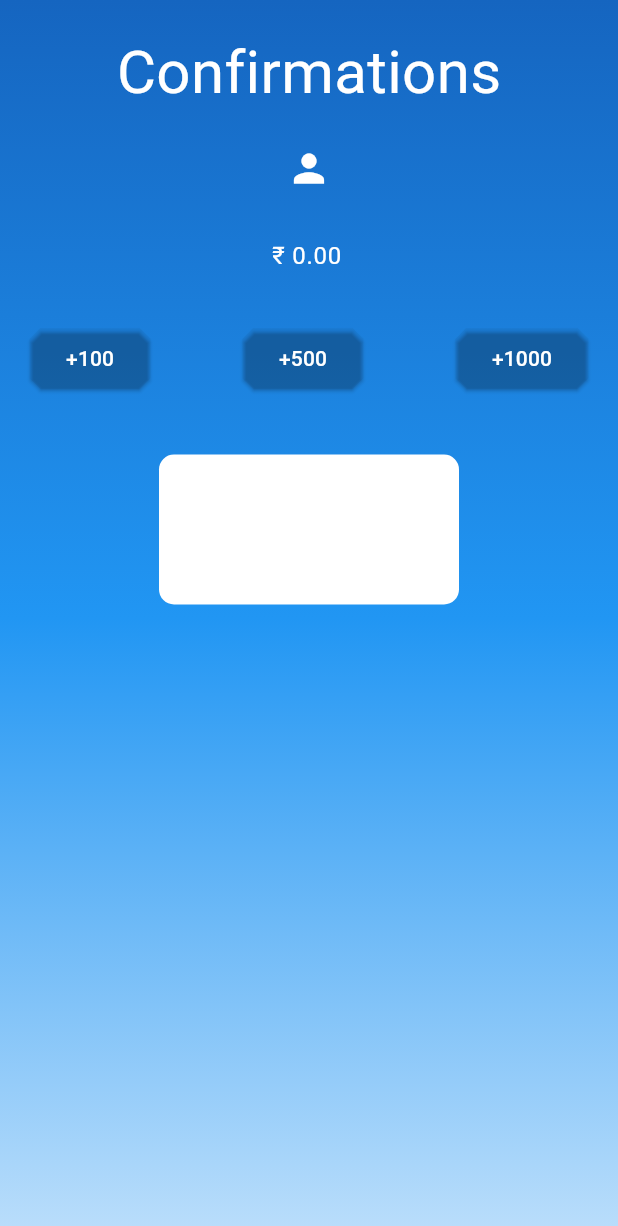
After one commit to msp397/tpaytest, a Flutter app: the Confirmationscreen screen opened directly, on a phone screen of 412 x 824 dp. The commit adds this screen. Shown: the top 1226 px of the screen. Run offline on Flutter 3.47's test engine with Material 3 defaults, Android fonts, the phone set to English and light mode, and no system bars; our stand-ins replace another_flutter_splash_screen, local_auth; missing offline and left inert: qr_code_scanner.

Commit message:
last changes
add

```diff
--- /dev/null
+++ b/lib/screens/others/confirmationscreen.dart
@@ -0,0 +1,120 @@
+import 'package:flutter/material.dart';
+
+class Confirmationscreen extends StatefulWidget {
+  const Confirmationscreen({super.key});
+
+  @override
+  _ConfirmationscreenState createState() => _ConfirmationscreenState();
+}
+
+class _ConfirmationscreenState extends State<Confirmationscreen> {
+  double amount = 0;
+
+  Widget _buildHeader(BuildContext context) {
+    return Padding(
+      padding: EdgeInsets.all(20),
+      child: Column(
+        mainAxisAlignment: MainAxisAlignment.center,
+        children: <Widget>[
+          const Text(
+            "Confirmations",
+            style: TextStyle(color: Colors.white, fontSize: 40),
+          ),
+          SizedBox(height: 20),
+          const Icon(
+            Icons.person,
+            color: Colors.white,
+            size: 30,
+          ),
+          SizedBox(height: 20),
+          Center(
+            child: Padding(
+              padding: const EdgeInsets.symmetric(horizontal: 16.0),
+              child: TextField(
+                textAlign: TextAlign.center,
+                keyboardType: TextInputType.number,
+                style: TextStyle(color: Colors.white),
+                decoration: InputDecoration(
+                  hintText: "\₹ ${amount.toStringAsFixed(2)}",
+                  hintStyle: TextStyle(color: Colors.white),
+                  border: InputBorder.none,
+                ),
+                controller: TextEditingController(
+                    text: "\₹ ${amount.toStringAsFixed(2)}"),
+              ),
+            ),
+          ),
+          SizedBox(height: 20),
+          Row(
+            mainAxisAlignment: MainAxisAlignment.spaceBetween,
+            children: <Widget>[
+              _buildElevatedButton("+100", 100.0),
+              _buildElevatedButton("+500", 500.0),
+              _buildElevatedButton("+1000", 1000.0),
+            ],
+          )
+        ],
+      ),
+    );
+  }
+
+  Widget _buildElevatedButton(String label, double incrementAmount) {
+    return ElevatedButton(
+      style: ElevatedButton.styleFrom(
+        backgroundColor: Colors.transparent,
+        foregroundColor: Colors.white,
+        shape: const BeveledRectangleBorder(
+          borderRadius: BorderRadius.all(Radius.circular(7.0)),
+        ),
+      ),
+      onPressed: () {
+        updateAmount(amount + incrementAmount);
+      },
+      child: Text(label),
+    );
+  }
+
+  void updateAmount(double newAmount) {
+    setState(() {
+      amount = newAmount;
+    });
+  }
+
+  @override
+  Widget build(BuildContext context) {
+    return Scaffold(
+      body: Container(
+        width: double.infinity,
+        decoration: BoxDecoration(
+          gradient: LinearGradient(
+            begin: Alignment.topCenter,
+            end: Alignment.bottomCenter,
+            colors: [
+              Colors.blue.shade800,
+              Colors.blue.shade500,
+              Colors.blue.shade100,
+            ],
+          ),
+        ),
+        child: Column(
+          crossAxisAlignment: CrossAxisAlignment.center,
+          children: <Widget>[
+            _buildHeader(context),
+            Padding(
+              padding: const EdgeInsets.all(20.0),
+              child: Container(
+                width: 200,
+                height: 100,
+                decoration: BoxDecoration(
+                  color: Colors.white,
+                  borderRadius: BorderRadius.circular(10.0),
+                ),
+                // Add any additional widgets here as needed.
+              ),
+            ),
+          ],
+        ),
+      ),
+    );
+  }
+}
--- a/lib/screens/others/scanner.dart
+++ b/lib/screens/others/scanner.dart
@@ -28,26 +28,37 @@ class _MyScannerState extends State<MyScanner> {
       body: Stack(
         fit: StackFit.expand,
         children: <Widget>[
-          // Camera view or background goes here (not included in the example)
           QRView(
             key: qrKey,
             onQRViewCreated: _onQRViewCreated,
+            overlay: QrScannerOverlayShape(
+              borderColor: Colors.red,
+              borderRadius: 10,
+              borderLength: 30,
+              borderWidth: 10,
+              cutOutSize: 300,
+            ),
+          ),
+          Align(
+            alignment: Alignment.bottomCenter,
+            child: Padding(
+              padding: const EdgeInsets.all(16.0),
+              child: SizedBox(
+                width: 40,
+                height: 40,
+                child: FloatingActionButton(
+                  backgroundColor: Colors.black54,
+                  child: Icon(Icons.flash_on, color: Colors.white),
+                  onPressed: scanQR,
+                ),
+              ),
+            ),
           ),
           Center(
-            child: Column(
-              mainAxisAlignment: MainAxisAlignment.center,
-              children: <Widget>[
-                Text(
-                  scannedData,
-                  style: TextStyle(fontSize: 20),
-                  textAlign: TextAlign.center,
-                ),
-                SizedBox(height: 20),
-                ElevatedButton(
-                  onPressed: scanQR,
-                  child: Text('Toggle Flash'),
-                ),
-              ],
+            child: Text(
+              scannedData,
+              style: TextStyle(fontSize: 20, color: Colors.white),
+              textAlign: TextAlign.center,
             ),
           ),
         ],
```
